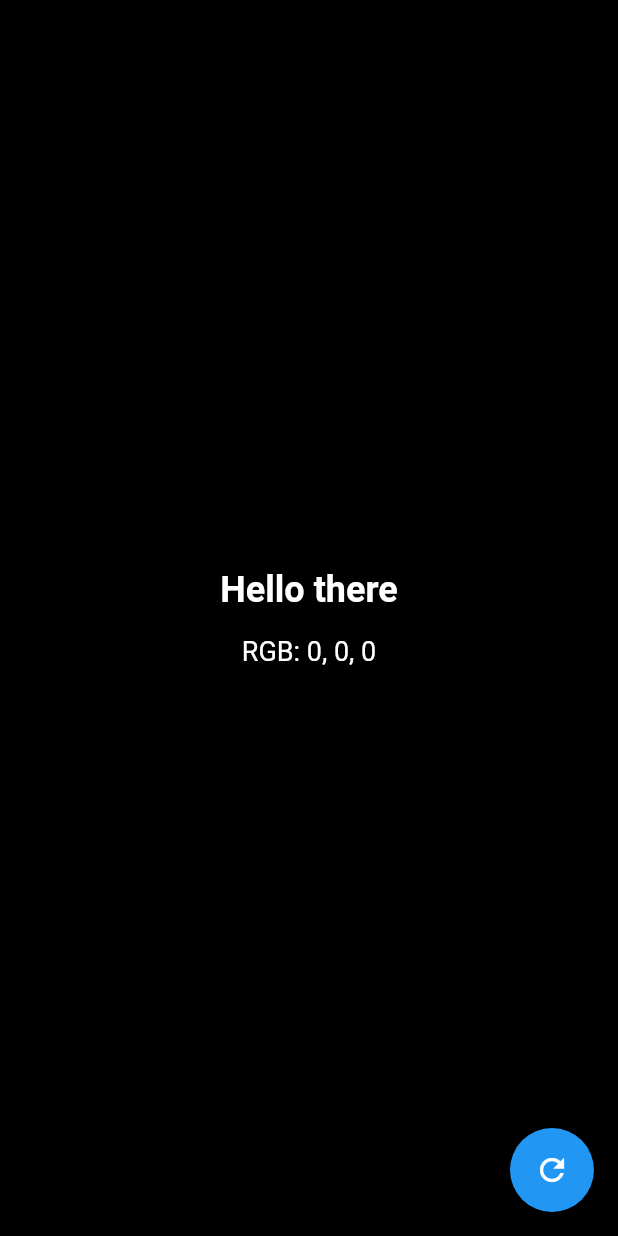
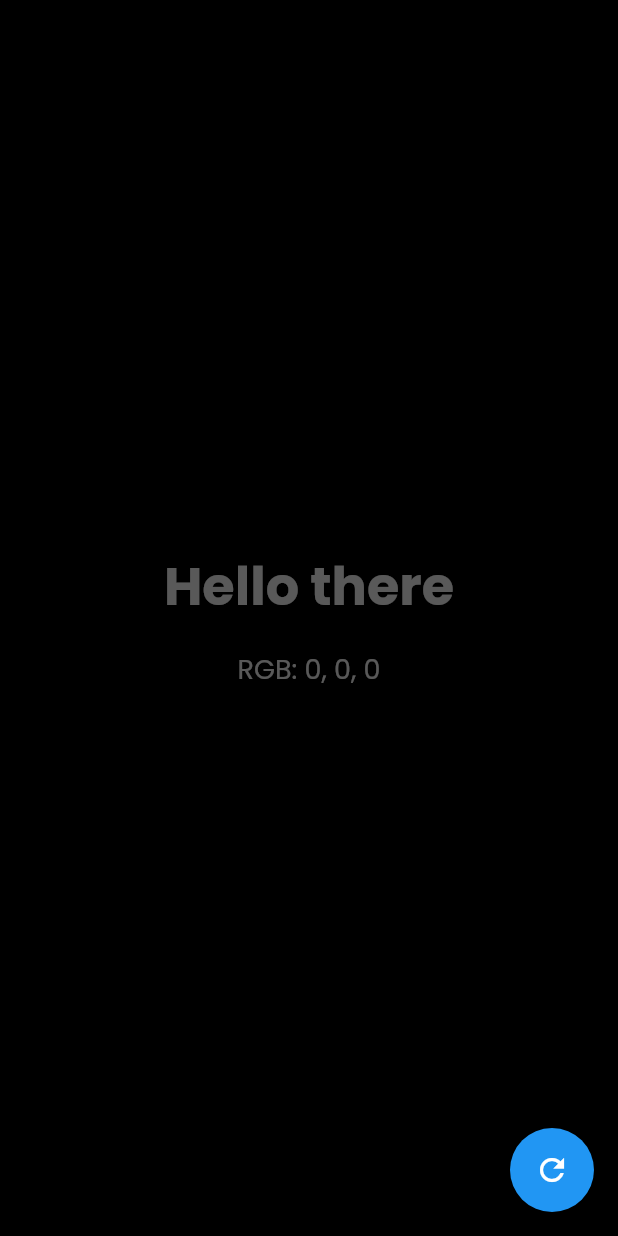
Before and after one commit to theakanfecode1/random_color_generator, a Flutter app: the screen it shows after launch, after a tap on the "refresh" icon, on a phone screen of 412 x 824 dp. Run offline on Flutter 3.47's test engine with Material 2 defaults, Android fonts, the phone set to English and light mode, and no system bars; our stand-ins replace rxdart.

Commit message:
feat: Color Generation

```diff
--- a/lib/app.dart
+++ b/lib/app.dart
@@ -10,7 +10,7 @@ class App extends StatelessWidget {
       debugShowCheckedModeBanner: false,
       title: 'Color Generator',
       theme: ThemeData(
-        fontFamily: ('AlbertSans'),
+        fontFamily: ('Poppins'),
         primarySwatch: Colors.blue,
       ),
       home: ColorChangeScreen(),
--- a/lib/main.dart
+++ b/lib/main.dart
@@ -2,5 +2,5 @@ import 'package:flutter/material.dart';
 import 'package:random_color_generator/app.dart';
 
 void main() {
-  runApp(const App());
+  runApp( const App());
 }
--- a/lib/screens/color_change_screen.dart
+++ b/lib/screens/color_change_screen.dart
@@ -7,13 +7,29 @@ class ColorChangeScreen extends StatefulWidget {
   State<ColorChangeScreen> createState() => _ColorChangeScreenState();
 }
 
-class _ColorChangeScreenState extends State<ColorChangeScreen> {
+class _ColorChangeScreenState extends State<ColorChangeScreen> with TickerProviderStateMixin {
   final ColorBloc _colorBloc = ColorBloc();
+  late AnimationController _controller;
+  late Animation<double> _animation;
+
+  @override
+  initState() {
+    super.initState();
+
+    _controller = AnimationController(
+      duration: const Duration(seconds: 2),
+      vsync: this,
+
+    )..repeat(reverse:true);
+    _animation = CurvedAnimation(
+        parent: _controller,
+        curve: Curves.easeIn
+    );
+  }
 
   @override
   Widget build(BuildContext context) {
-    return MaterialApp(
-      home: Scaffold(
+    return Scaffold(
         body: GestureDetector(
           onTap: _colorBloc.changeColor,
           child: StreamBuilder<Color>(
@@ -24,21 +40,32 @@ class _ColorChangeScreenState extends State<ColorChangeScreen> {
 
               return Container(
                 color: backgroundColor,
+                child: FadeTransition(
+                  opacity: _animation,
                   child: Column(
                     mainAxisAlignment: MainAxisAlignment.center,
                     children: [
                       const Center(
                         child: Text(
                           'Hello there',
-                        style: TextStyle(fontSize: 24, color: Colors.white,fontWeight: FontWeight.w600),
+                          style: TextStyle(
+                            fontSize: 35,
+                            color: Colors.white,
+                            fontWeight: FontWeight.w700,
                           ),
                         ),
-                    const SizedBox(height: 16),
+                      ),
+                      const SizedBox(height: 15),
                       Text(
                         ColorUtils.formatColor(backgroundColor),
-                      style: const TextStyle(fontSize: 18, color: Colors.white),
+                        style: const TextStyle(
+                          fontSize: 18,
+                          color: Colors.white,
+                          fontWeight: FontWeight.w500,
+                        ),
                       ),
                     ],
+                  ),
                 ),
               );
             },
@@ -49,13 +76,13 @@ class _ColorChangeScreenState extends State<ColorChangeScreen> {
           tooltip: 'Reset Color',
           child: const Icon(Icons.refresh),
         ),
-      ),
       );
   }
 
   @override
   void dispose() {
     _colorBloc.dispose();
+    _controller.dispose();
     super.dispose();
   }
 }
```
Also changed, not shown: pubspec.yaml (+6 -4 lines), fonts/AlbertSans-SemiBold.ttf (deleted), fonts/Poppins-Bold.ttf (added), fonts/Poppins-Regular.ttf (added), pubspec.lock. Lines whose indentation alone changed are shown as unchanged.
